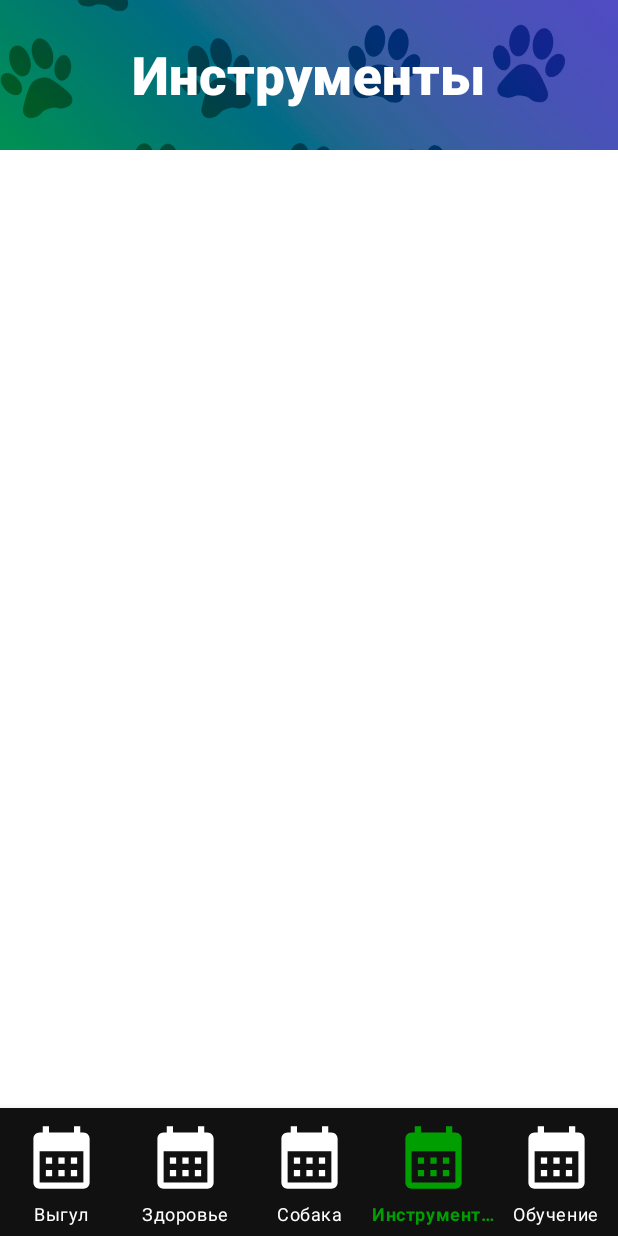
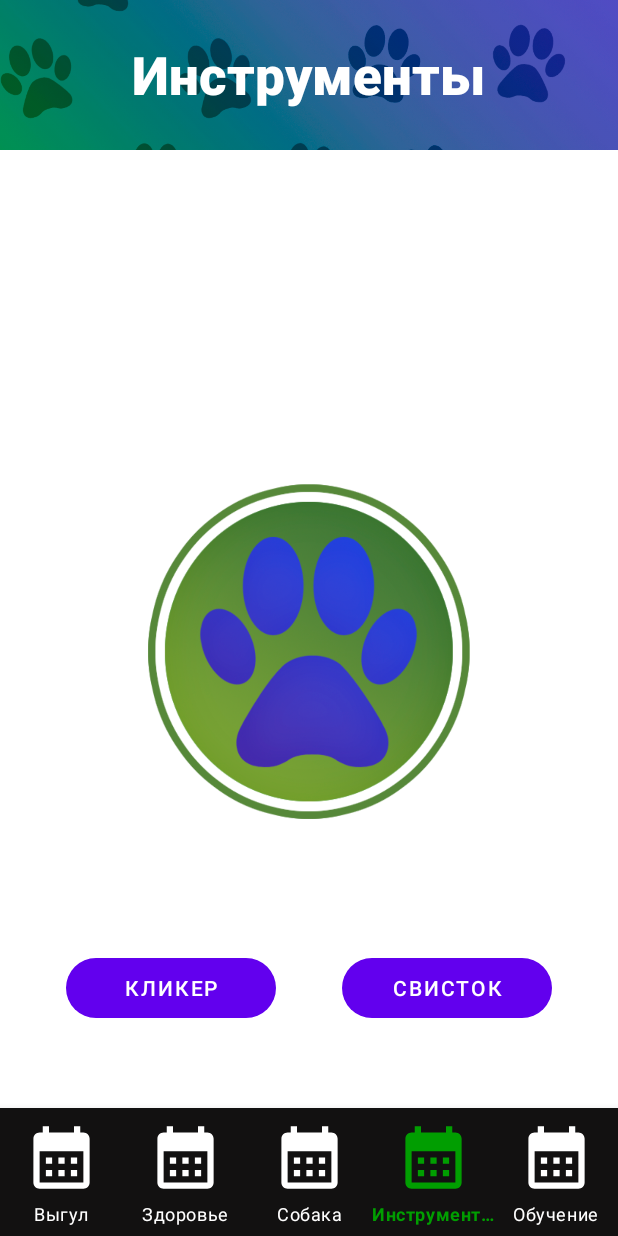
Before and after one commit to ferr4h/Woof-woof, an Android app: the screen it shows after launch (MainActivity), item 4 of the bottom bar chosen, on a phone screen of 412 x 824 dp. Run offline under Robolectric (Android 15) with nearby library versions, the phone set to English and light mode, and no system bars.

Commit message:
tools added

```diff
--- /dev/null
+++ b/app/src/main/java/com/example/woof_woof/ClickerFragment.java
@@ -0,0 +1,35 @@
+package com.example.woof_woof;
+
+import android.os.Bundle;
+
+import androidx.fragment.app.Fragment;
+
+import android.view.LayoutInflater;
+import android.widget.ImageView;
+import android.media.MediaPlayer;
+import android.view.View;
+import android.view.MotionEvent;
+import android.view.ViewGroup;
+
+public class ClickerFragment extends Fragment {
+
+    @Override
+    public View onCreateView(LayoutInflater inflater, ViewGroup container, Bundle savedInstanceState) {
+        View view =  inflater.inflate(R.layout.fragment_clicker, container, false);
+        ImageView imageView = view.findViewById(R.id.clicker);
+        MediaPlayer mediaPlayer = MediaPlayer.create(getContext().getApplicationContext(), R.raw.click);
+        imageView.setOnTouchListener(new View.OnTouchListener() {
+            @Override
+            public boolean onTouch(View v, MotionEvent event) {
+                if (event.getAction() == MotionEvent.ACTION_DOWN) {
+                    imageView.setImageResource(R.drawable.clicker__click);
+                    mediaPlayer.start();
+                } else if (event.getAction() == MotionEvent.ACTION_UP) {
+                    imageView.setImageResource(R.drawable.clicker);
+                }
+                return true;
+            }
+        });
+        return view;
+    }
+}
--- a/app/src/main/java/com/example/woof_woof/ToolsFragment.java
+++ b/app/src/main/java/com/example/woof_woof/ToolsFragment.java
@@ -1,64 +1,49 @@
 package com.example.woof_woof;
 
+import android.graphics.Color;
 import android.os.Bundle;
 
 import androidx.fragment.app.Fragment;
+import androidx.fragment.app.FragmentManager;
+import androidx.fragment.app.FragmentTransaction;
+
+import android.widget.Button;
 
 import android.view.LayoutInflater;
 import android.view.View;
 import android.view.ViewGroup;
 
-/**
- * A simple {@link Fragment} subclass.
- * Use the {@link ToolsFragment#newInstance} factory method to
- * create an instance of this fragment.
- */
 public class ToolsFragment extends Fragment {
 
-    // TODO: Rename parameter arguments, choose names that match
-    // the fragment initialization parameters, e.g. ARG_ITEM_NUMBER
-    private static final String ARG_PARAM1 = "param1";
-    private static final String ARG_PARAM2 = "param2";
+    @Override
+    public View onCreateView(LayoutInflater inflater, ViewGroup container, Bundle savedInstanceState) {
 
-    // TODO: Rename and change types of parameters
-    private String mParam1;
-    private String mParam2;
+        View view = inflater.inflate(R.layout.fragment_tools, container, false);
+        Button setClickerButton = view.findViewById(R.id.clicker_button);
+        Button setWhistleButton = view.findViewById(R.id.whistle_button);
 
-    public ToolsFragment() {
-        // Required empty public constructor
+        replaceTool(new ClickerFragment());
+
+        setClickerButton.setOnClickListener(new View.OnClickListener() {
+            @Override
+            public void onClick(View v) {
+                replaceTool(new ClickerFragment());
+            }
+        });
+
+        setWhistleButton.setOnClickListener(new View.OnClickListener() {
+            @Override
+            public void onClick(View v) {
+                replaceTool(new WhistleFragment());
+            }
+        });
+        return view;
     }
 
-    /**
-     * Use this factory method to create a new instance of
-     * this fragment using the provided parameters.
-     *
-     * @param param1 Parameter 1.
-     * @param param2 Parameter 2.
-     * @return A new instance of fragment ToolsFragment.
-     */
-    // TODO: Rename and change types and number of parameters
-    public static ToolsFragment newInstance(String param1, String param2) {
-        ToolsFragment fragment = new ToolsFragment();
-        Bundle args = new Bundle();
-        args.putString(ARG_PARAM1, param1);
-        args.putString(ARG_PARAM2, param2);
-        fragment.setArguments(args);
-        return fragment;
-    }
-
-    @Override
-    public void onCreate(Bundle savedInstanceState) {
-        super.onCreate(savedInstanceState);
-        if (getArguments() != null) {
-            mParam1 = getArguments().getString(ARG_PARAM1);
-            mParam2 = getArguments().getString(ARG_PARAM2);
-        }
-    }
-
-    @Override
-    public View onCreateView(LayoutInflater inflater, ViewGroup container,
-                             Bundle savedInstanceState) {
-        // Inflate the layout for this fragment
-        return inflater.inflate(R.layout.fragment_tools, container, false);
+    public void replaceTool(Fragment fragment){
+        FragmentManager fragmentManager = getActivity().getSupportFragmentManager();
+        FragmentTransaction fragmentTransaction = fragmentManager.beginTransaction();
+        fragmentTransaction.replace(R.id.toolsLayout, fragment);
+        fragmentTransaction.commit();
     }
 }
--- /dev/null
+++ b/app/src/main/res/drawable/buttons_style.xml
@@ -0,0 +1,4 @@
+<shape xmlns:android="http://schemas.android.com/apk/res/android"
+    android:shape="rectangle">
+    <corners android:radius="20dp" />
+</shape>
--- /dev/null
+++ b/app/src/main/res/layout/fragment_clicker.xml
@@ -0,0 +1,17 @@
+<?xml version="1.0" encoding="utf-8"?>
+<FrameLayout xmlns:android="http://schemas.android.com/apk/res/android"
+    xmlns:app="http://schemas.android.com/apk/res-auto"
+    xmlns:tools="http://schemas.android.com/tools"
+    android:layout_width="match_parent"
+    android:layout_height="match_parent"
+    tools:context=".ClickerFragment">
+
+    <ImageView
+        android:id="@+id/clicker"
+        android:layout_width="250dp"
+        android:layout_height="250dp"
+        android:scaleType="fitXY"
+        android:layout_gravity="bottom|center_horizontal"
+        android:layout_marginBottom="180dp"
+        android:src="@drawable/clicker" />
+</FrameLayout>
--- a/app/src/main/res/layout/fragment_health.xml
+++ b/app/src/main/res/layout/fragment_health.xml
@@ -15,8 +15,6 @@
             android:layout_width="match_parent"
             android:layout_height="match_parent"
             android:scaleType="centerCrop"
-            android:bottomLeftRadius="16dp"
-            android:bottomRightRadius="16dp"
             android:src="@drawable/main_title_bg" />
 
         <TextView
--- a/app/src/main/res/layout/fragment_tools.xml
+++ b/app/src/main/res/layout/fragment_tools.xml
@@ -1,5 +1,6 @@
 <?xml version="1.0" encoding="utf-8"?>
 <FrameLayout xmlns:android="http://schemas.android.com/apk/res/android"
+    xmlns:app="http://schemas.android.com/apk/res-auto"
     xmlns:tools="http://schemas.android.com/tools"
     android:layout_width="match_parent"
     android:layout_height="match_parent"
@@ -15,8 +16,6 @@
             android:layout_width="match_parent"
             android:layout_height="match_parent"
             android:scaleType="centerCrop"
-            android:bottomLeftRadius="16dp"
-            android:bottomRightRadius="16dp"
             android:src="@drawable/main_title_bg" />
 
         <TextView
@@ -32,4 +31,40 @@
 
     </RelativeLayout>
 
+
+    <FrameLayout
+        android:id="@+id/toolsLayout"
+        android:layout_width="match_parent"
+        android:layout_height="match_parent">
+
+    </FrameLayout>
+
+    <androidx.constraintlayout.widget.ConstraintLayout
+        android:layout_width="match_parent"
+        android:layout_height="100dp"
+        android:layout_gravity="bottom">
+
+        <Button
+            android:id="@+id/clicker_button"
+            android:layout_width="140dp"
+            android:layout_height="40dp"
+            android:background="@drawable/buttons_style"
+            android:text="@string/clicker"
+            app:layout_constraintEnd_toStartOf="@+id/whistle_button"
+            app:layout_constraintHorizontal_bias="0.5"
+            app:layout_constraintStart_toStartOf="parent"
+            app:layout_constraintTop_toTopOf="parent" />
+
+        <Button
+            android:id="@+id/whistle_button"
+            android:layout_width="140dp"
+            android:layout_height="40dp"
+            android:background="@drawable/buttons_style"
+            android:text="@string/whistle"
+            app:layout_constraintEnd_toEndOf="parent"
+            app:layout_constraintHorizontal_bias="0.5"
+            app:layout_constraintStart_toEndOf="@+id/clicker_button"
+            app:layout_constraintTop_toTopOf="parent"/>
+    </androidx.constraintlayout.widget.ConstraintLayout>
+
 </FrameLayout>
--- a/app/src/main/res/layout/fragment_training.xml
+++ b/app/src/main/res/layout/fragment_training.xml
@@ -15,8 +15,6 @@
             android:layout_width="match_parent"
             android:layout_height="match_parent"
             android:scaleType="centerCrop"
-            android:bottomLeftRadius="16dp"
-            android:bottomRightRadius="16dp"
             android:src="@drawable/main_title_bg" />
 
         <TextView
--- a/app/src/main/res/layout/fragment_walk.xml
+++ b/app/src/main/res/layout/fragment_walk.xml
@@ -16,8 +16,6 @@
             android:layout_width="match_parent"
             android:layout_height="match_parent"
             android:scaleType="centerCrop"
-            android:bottomLeftRadius="16dp"
-            android:bottomRightRadius="16dp"
             android:src="@drawable/main_title_bg" />
 
         <TextView
--- a/app/src/main/res/values/colors.xml
+++ b/app/src/main/res/values/colors.xml
@@ -9,4 +9,6 @@
     <color name="white">#FFFFFFFF</color>
     <color name="menu_background">#121111</color>
     <color name="menu_checked">#019E01</color>
+    <color name="clicker_button">#346e2e</color>
+    <color name="whistle_button">#31347a</color>
 </resources>
--- a/app/src/main/res/values/strings.xml
+++ b/app/src/main/res/values/strings.xml
@@ -5,4 +5,8 @@
     <string name="home_title">Собака</string>
     <string name="tools_title">Инструменты</string>
     <string name="training_title">Обучение</string>
+    <string name="clicker">Кликер</string>
+    <string name="whistle">Свисток</string>
+    <!-- TODO: Remove or change this placeholder text -->
+    <string name="hello_blank_fragment">Hello blank fragment</string>
 </resources>
```
Also changed, not shown: app/src/main/java/com/example/woof_woof/WhistleFragment.java (added, +36 -0 lines), app/src/main/res/layout/fragment_whistle.xml (added, +17 -0 lines), app/src/main/res/drawable/clicker.png (added), app/src/main/res/drawable/clicker__click.png (added), app/src/main/res/drawable/svistok_act.png (added), app/src/main/res/drawable/svistok_pas.png (added), 2 other files.
